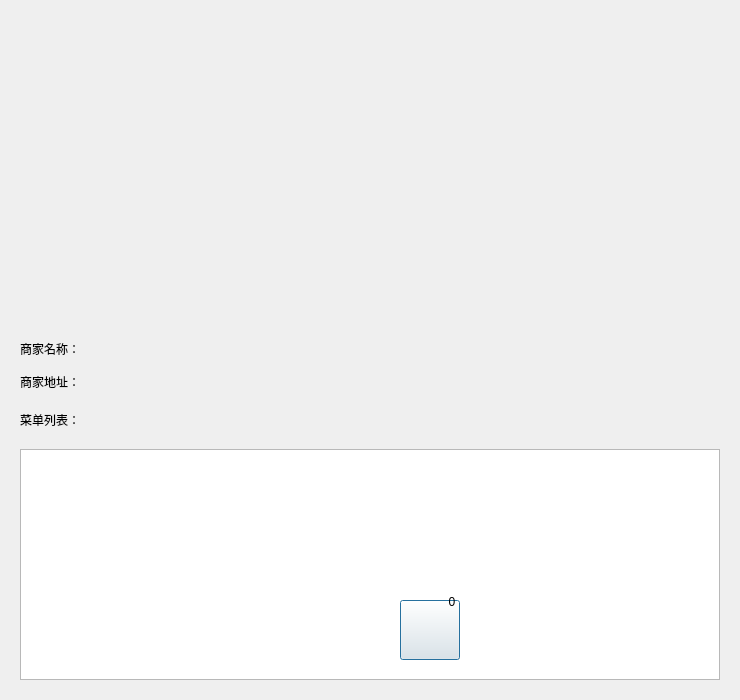
Before: the Qt Designer form client/merchantdialog.ui in KBchulan/HungerYet, drawn with Qt 5.
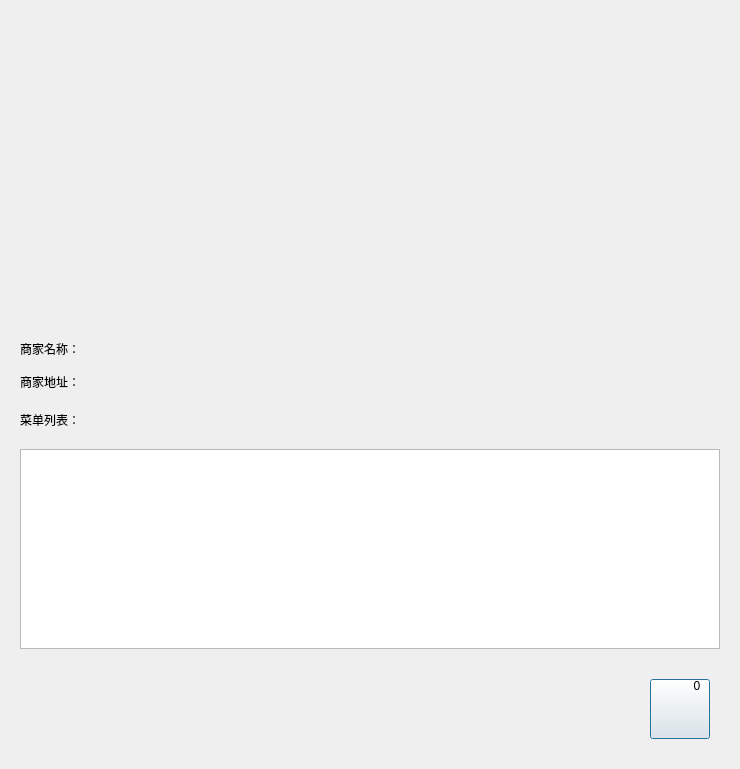
After: the same form once the commit is applied.

The edit to the form file:
```diff
--- a/client/merchantdialog.ui
+++ b/client/merchantdialog.ui
@@ -148,12 +148,43 @@
      </property>
     </widget>
    </item>
-  </layout>
+   <item>
+    <layout class="QHBoxLayout" name="cartLayout">
+     <property name="rightMargin">
+      <number>0</number>
+     </property>
+     <item>
+      <spacer name="horizontalSpacer">
+       <property name="orientation">
+        <enum>Qt::Horizontal</enum>
+       </property>
+       <property name="sizeHint" stdset="0">
+        <size>
+         <width>40</width>
+         <height>20</height>
+        </size>
+       </property>
+      </spacer>
+     </item>
+     <item>
+      <widget class="QWidget" name="cartContainer" native="true">
+       <property name="minimumSize">
+        <size>
+         <width>80</width>
+         <height>80</height>
+        </size>
+       </property>
+       <property name="maximumSize">
+        <size>
+         <width>80</width>
+         <height>80</height>
+        </size>
+       </property>
   <widget class="QPushButton" name="cartButton">
    <property name="geometry">
     <rect>
-     <x>400</x>
-     <y>600</y>
+          <x>10</x>
+          <y>10</y>
      <width>60</width>
      <height>60</height>
     </rect>
@@ -168,8 +199,8 @@
   <widget class="QLabel" name="cartCountLabel">
    <property name="geometry">
     <rect>
-     <x>440</x>
-     <y>590</y>
+          <x>45</x>
+          <y>5</y>
      <width>24</width>
      <height>24</height>
     </rect>
@@ -181,6 +212,11 @@
     <set>Qt::AlignCenter</set>
    </property>
   </widget>
+      </widget>
+     </item>
+    </layout>
+   </item>
+  </layout>
  </widget>
  <resources/>
  <connections/>
```
Lines whose indentation alone changed are shown as unchanged.
